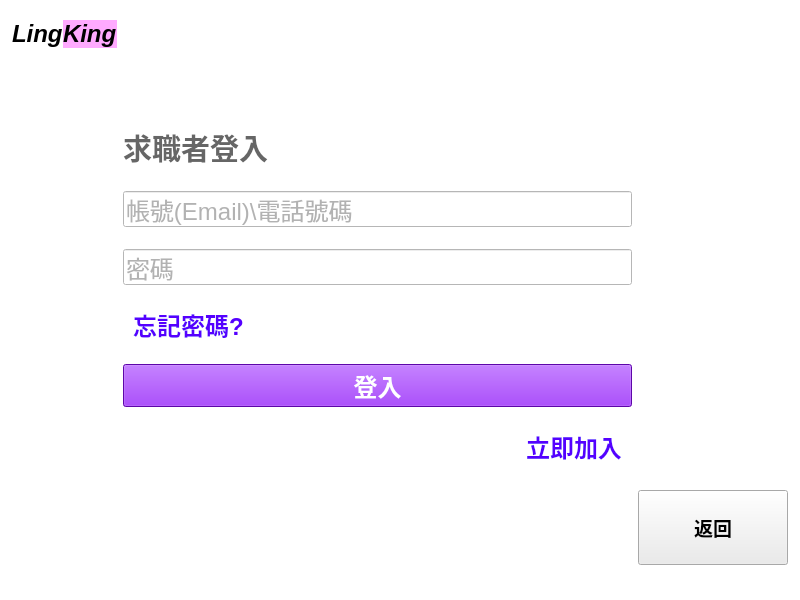
Above: UI/user_login.ui from smilesmilehero/Advanced_Python_final_project_resume_system before the change. Below: the same form after it.
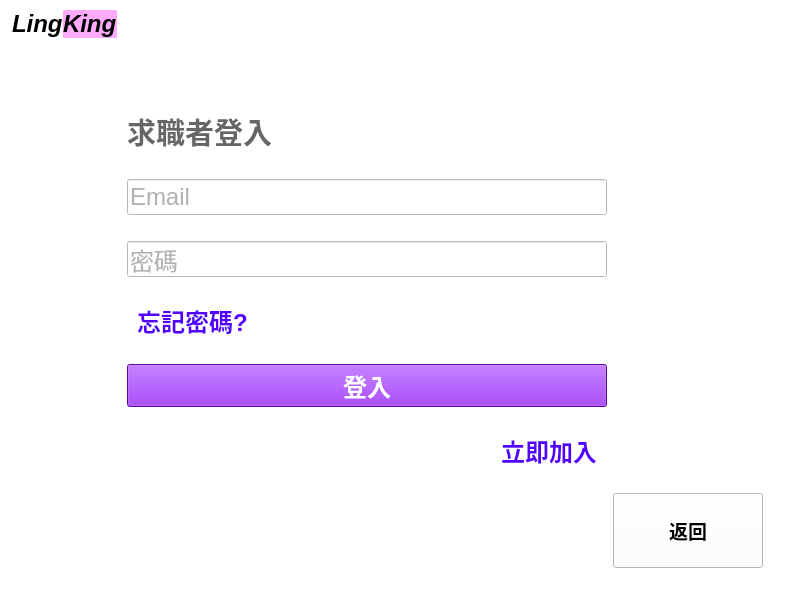
That is the form after the change.

What changed in the file:
```diff
--- a/UI/user_login.ui
+++ b/UI/user_login.ui
@@ -20,7 +20,7 @@
    <string notr="true">background-color: rgb(255, 255, 255);</string>
   </property>
   <widget class="QWidget" name="centralwidget">
-   <layout class="QGridLayout" name="gridLayout">
+   <layout class="QGridLayout" name="gridLayout_2">
     <property name="leftMargin">
      <number>12</number>
     </property>
@@ -33,6 +33,37 @@
     <property name="bottomMargin">
      <number>10</number>
     </property>
+    <item row="0" column="0">
+     <layout class="QGridLayout" name="gridLayout">
+      <item row="1" column="2">
+       <spacer name="horizontalSpacer_4">
+        <property name="orientation">
+         <enum>Qt::Horizontal</enum>
+        </property>
+        <property name="sizeHint" stdset="0">
+         <size>
+          <width>40</width>
+          <height>20</height>
+         </size>
+        </property>
+       </spacer>
+      </item>
+      <item row="1" column="0">
+       <spacer name="verticalSpacer">
+        <property name="orientation">
+         <enum>Qt::Vertical</enum>
+        </property>
+        <property name="sizeType">
+         <enum>QSizePolicy::Maximum</enum>
+        </property>
+        <property name="sizeHint" stdset="0">
+         <size>
+          <width>20</width>
+          <height>50</height>
+         </size>
+        </property>
+       </spacer>
+      </item>
     <item row="2" column="1">
      <layout class="QVBoxLayout" name="verticalLayout">
       <property name="spacing">
@@ -46,6 +77,12 @@
           <verstretch>0</verstretch>
          </sizepolicy>
         </property>
+          <property name="minimumSize">
+           <size>
+            <width>480</width>
+            <height>0</height>
+           </size>
+          </property>
         <property name="palette">
          <palette>
           <active>
@@ -210,7 +247,13 @@
        </widget>
       </item>
       <item>
-       <widget class="QLineEdit" name="email_phone_input">
+         <widget class="QLineEdit" name="email_input">
+          <property name="minimumSize">
+           <size>
+            <width>480</width>
+            <height>0</height>
+           </size>
+          </property>
         <property name="palette">
          <palette>
           <active>
@@ -349,12 +392,18 @@
          <string/>
         </property>
         <property name="placeholderText">
-         <string>帳號(Email)\電話號碼</string>
+           <string>Email</string>
         </property>
        </widget>
       </item>
       <item>
        <widget class="QLineEdit" name="password_input">
+          <property name="minimumSize">
+           <size>
+            <width>480</width>
+            <height>0</height>
+           </size>
+          </property>
         <property name="palette">
          <palette>
           <active>
@@ -663,6 +712,12 @@
       </item>
       <item>
        <widget class="QPushButton" name="login_BTN">
+          <property name="minimumSize">
+           <size>
+            <width>480</width>
+            <height>0</height>
+           </size>
+          </property>
         <property name="palette">
          <palette>
           <active>
@@ -811,7 +866,7 @@
           </property>
           <property name="sizeHint" stdset="0">
            <size>
-            <width>40</width>
+              <width>80</width>
             <height>20</height>
            </size>
           </property>
@@ -962,28 +1017,7 @@
       </item>
      </layout>
     </item>
-    <item row="3" column="1">
-     <spacer name="verticalSpacer_3">
-      <property name="orientation">
-       <enum>Qt::Vertical</enum>
-      </property>
-      <property name="sizeType">
-       <enum>QSizePolicy::Fixed</enum>
-      </property>
-      <property name="sizeHint" stdset="0">
-       <size>
-        <width>20</width>
-        <height>80</height>
-       </size>
-      </property>
-     </spacer>
-    </item>
-    <item row="1" column="0">
-     <layout class="QVBoxLayout" name="verticalLayout_2">
-      <property name="bottomMargin">
-       <number>20</number>
-      </property>
-      <item>
+      <item row="0" column="0">
        <layout class="QHBoxLayout" name="horizontalLayout_2">
         <property name="spacing">
          <number>0</number>
@@ -1043,27 +1077,167 @@
           </property>
          </widget>
         </item>
-       </layout>
-      </item>
       <item>
-       <spacer name="verticalSpacer">
+         <spacer name="horizontalSpacer_3">
         <property name="orientation">
-         <enum>Qt::Vertical</enum>
-        </property>
-        <property name="sizeType">
-         <enum>QSizePolicy::Fixed</enum>
+           <enum>Qt::Horizontal</enum>
         </property>
         <property name="sizeHint" stdset="0">
          <size>
           <width>20</width>
-          <height>40</height>
+            <height>10</height>
          </size>
         </property>
        </spacer>
       </item>
      </layout>
     </item>
-    <item row="3" column="2">
+      <item row="2" column="2">
+       <widget class="QLabel" name="info_label">
+        <property name="sizePolicy">
+         <sizepolicy hsizetype="Minimum" vsizetype="Expanding">
+          <horstretch>0</horstretch>
+          <verstretch>0</verstretch>
+         </sizepolicy>
+        </property>
+        <property name="minimumSize">
+         <size>
+          <width>175</width>
+          <height>0</height>
+         </size>
+        </property>
+        <property name="palette">
+         <palette>
+          <active>
+           <colorrole role="WindowText">
+            <brush brushstyle="SolidPattern">
+             <color alpha="255">
+              <red>255</red>
+              <green>0</green>
+              <blue>0</blue>
+             </color>
+            </brush>
+           </colorrole>
+           <colorrole role="Button">
+            <brush brushstyle="SolidPattern">
+             <color alpha="255">
+              <red>255</red>
+              <green>255</green>
+              <blue>255</blue>
+             </color>
+            </brush>
+           </colorrole>
+           <colorrole role="Base">
+            <brush brushstyle="SolidPattern">
+             <color alpha="255">
+              <red>255</red>
+              <green>255</green>
+              <blue>255</blue>
+             </color>
+            </brush>
+           </colorrole>
+           <colorrole role="Window">
+            <brush brushstyle="SolidPattern">
+             <color alpha="255">
+              <red>255</red>
+              <green>255</green>
+              <blue>255</blue>
+             </color>
+            </brush>
+           </colorrole>
+          </active>
+          <inactive>
+           <colorrole role="WindowText">
+            <brush brushstyle="SolidPattern">
+             <color alpha="255">
+              <red>255</red>
+              <green>0</green>
+              <blue>0</blue>
+             </color>
+            </brush>
+           </colorrole>
+           <colorrole role="Button">
+            <brush brushstyle="SolidPattern">
+             <color alpha="255">
+              <red>255</red>
+              <green>255</green>
+              <blue>255</blue>
+             </color>
+            </brush>
+           </colorrole>
+           <colorrole role="Base">
+            <brush brushstyle="SolidPattern">
+             <color alpha="255">
+              <red>255</red>
+              <green>255</green>
+              <blue>255</blue>
+             </color>
+            </brush>
+           </colorrole>
+           <colorrole role="Window">
+            <brush brushstyle="SolidPattern">
+             <color alpha="255">
+              <red>255</red>
+              <green>255</green>
+              <blue>255</blue>
+             </color>
+            </brush>
+           </colorrole>
+          </inactive>
+          <disabled>
+           <colorrole role="WindowText">
+            <brush brushstyle="SolidPattern">
+             <color alpha="255">
+              <red>120</red>
+              <green>120</green>
+              <blue>120</blue>
+             </color>
+            </brush>
+           </colorrole>
+           <colorrole role="Button">
+            <brush brushstyle="SolidPattern">
+             <color alpha="255">
+              <red>255</red>
+              <green>255</green>
+              <blue>255</blue>
+             </color>
+            </brush>
+           </colorrole>
+           <colorrole role="Base">
+            <brush brushstyle="SolidPattern">
+             <color alpha="255">
+              <red>255</red>
+              <green>255</green>
+              <blue>255</blue>
+             </color>
+            </brush>
+           </colorrole>
+           <colorrole role="Window">
+            <brush brushstyle="SolidPattern">
+             <color alpha="255">
+              <red>255</red>
+              <green>255</green>
+              <blue>255</blue>
+             </color>
+            </brush>
+           </colorrole>
+          </disabled>
+         </palette>
+        </property>
+        <property name="font">
+         <font>
+          <pointsize>14</pointsize>
+         </font>
+        </property>
+        <property name="text">
+         <string/>
+        </property>
+        <property name="alignment">
+         <set>Qt::AlignLeading|Qt::AlignLeft|Qt::AlignTop</set>
+        </property>
+       </widget>
+      </item>
+      <item row="4" column="2">
      <widget class="QPushButton" name="back_BTN">
       <property name="sizePolicy">
        <sizepolicy hsizetype="Expanding" vsizetype="Expanding">
@@ -1071,6 +1245,12 @@
         <verstretch>0</verstretch>
        </sizepolicy>
       </property>
+        <property name="minimumSize">
+         <size>
+          <width>100</width>
+          <height>50</height>
+         </size>
+        </property>
       <property name="maximumSize">
        <size>
         <width>150</width>
@@ -1088,57 +1268,14 @@
        <cursorShape>PointingHandCursor</cursorShape>
       </property>
       <property name="styleSheet">
-       <string notr="true">background-color: rgb(235, 235, 235);</string>
+         <string notr="true"/>
       </property>
       <property name="text">
        <string>返回</string>
       </property>
      </widget>
     </item>
-    <item row="2" column="0">
-     <spacer name="verticalSpacer_2">
-      <property name="orientation">
-       <enum>Qt::Vertical</enum>
-      </property>
-      <property name="sizeType">
-       <enum>QSizePolicy::Expanding</enum>
-      </property>
-      <property name="sizeHint" stdset="0">
-       <size>
-        <width>20</width>
-        <height>400</height>
-       </size>
-      </property>
-     </spacer>
-    </item>
-    <item row="0" column="0">
-     <spacer name="verticalSpacer_4">
-      <property name="orientation">
-       <enum>Qt::Vertical</enum>
-      </property>
-      <property name="sizeType">
-       <enum>QSizePolicy::Fixed</enum>
-      </property>
-      <property name="sizeHint" stdset="0">
-       <size>
-        <width>20</width>
-        <height>10</height>
-       </size>
-      </property>
-     </spacer>
-    </item>
-    <item row="1" column="1">
-     <spacer name="horizontalSpacer_3">
-      <property name="orientation">
-       <enum>Qt::Horizontal</enum>
-      </property>
-      <property name="sizeHint" stdset="0">
-       <size>
-        <width>40</width>
-        <height>20</height>
-       </size>
-      </property>
-     </spacer>
+     </layout>
     </item>
    </layout>
   </widget>
```
Lines whose indentation alone changed are shown as unchanged.
